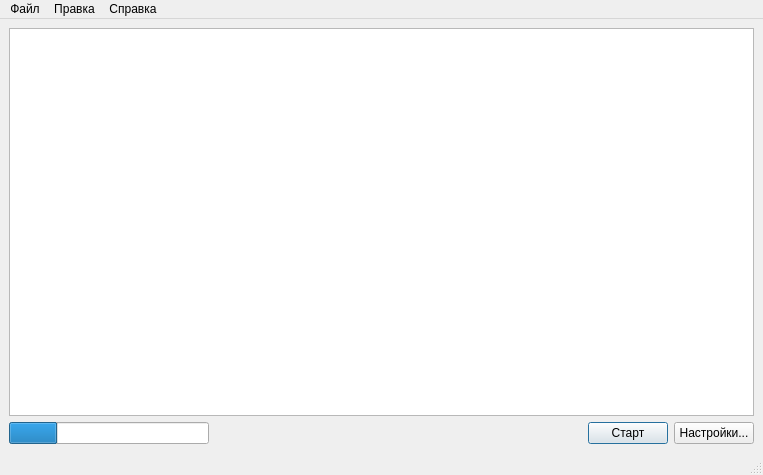
The window that ui/MainWindow.ui (rupor-github/fb2mobi) describes before a commit, drawn with Qt 5.
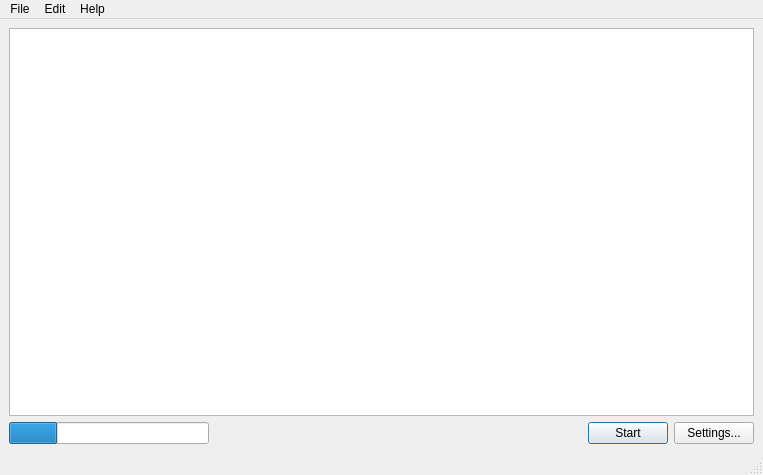
The same window after the commit.

Diff of the .ui file:
```diff
--- a/ui/MainWindow.ui
+++ b/ui/MainWindow.ui
@@ -95,7 +95,7 @@
         <item>
          <widget class="QPushButton" name="btnStart">
           <property name="text">
-           <string>Старт</string>
+           <string>Start</string>
           </property>
           <property name="default">
            <bool>true</bool>
@@ -111,7 +111,7 @@
            </sizepolicy>
           </property>
           <property name="text">
-           <string>Настройки...</string>
+           <string>Settings...</string>
           </property>
          </widget>
         </item>
@@ -132,7 +132,7 @@
    </property>
    <widget class="QMenu" name="menu">
     <property name="title">
-     <string>Файл</string>
+     <string>File</string>
     </property>
     <addaction name="actionAddFile"/>
     <addaction name="actionConvert"/>
@@ -143,7 +143,7 @@
    </widget>
    <widget class="QMenu" name="menu_2">
     <property name="title">
-     <string>Справка</string>
+     <string>Help</string>
     </property>
     <addaction name="actionOpenForumURL"/>
     <addaction name="separator"/>
@@ -151,7 +151,7 @@
    </widget>
    <widget class="QMenu" name="menu_3">
     <property name="title">
-     <string>Правка</string>
+     <string>Edit</string>
     </property>
     <addaction name="actionDelete"/>
     <addaction name="separator"/>
```
Left out of the diff: 19 changed lines with no effect on the pictures.
